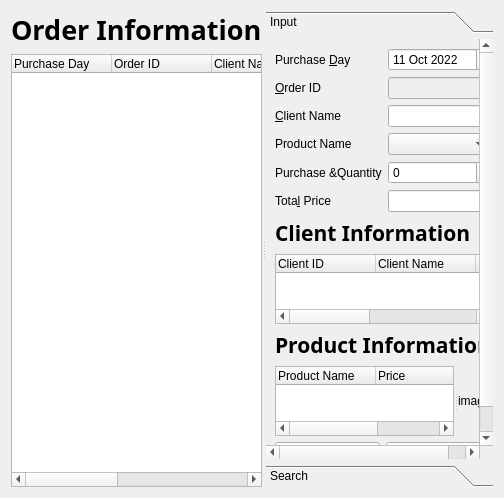
This is ShopApp/ordermanagerform.ui in purenaa/Qt_secondMiniProject as Qt 5 draws it before an edit. The edited form follows.
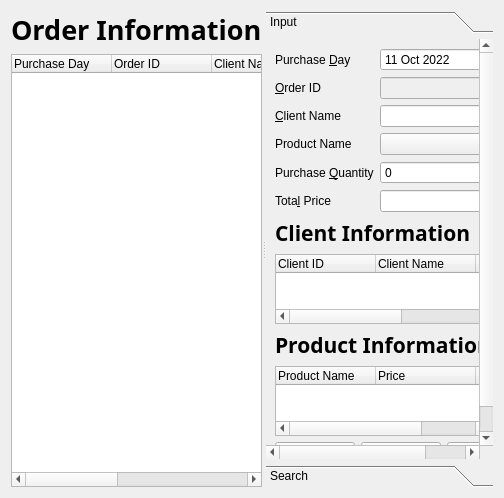
This is the edited form.

Patch:
```diff
--- a/ShopApp/ordermanagerform.ui
+++ b/ShopApp/ordermanagerform.ui
@@ -19,7 +19,7 @@
      <property name="orientation">
       <enum>Qt::Horizontal</enum>
      </property>
-     <widget class="QWidget" name="">
+     <widget class="QWidget" name="layoutWidget">
       <layout class="QVBoxLayout" name="verticalLayout_2">
        <item>
         <widget class="QLabel" name="orderInfoLabel">
@@ -80,8 +80,8 @@
         <rect>
          <x>0</x>
          <y>0</y>
-         <width>260</width>
-         <height>438</height>
+         <width>262</width>
+         <height>428</height>
         </rect>
        </property>
        <attribute name="label">
@@ -110,7 +110,7 @@
             </property>
             <property name="dateTime">
              <datetime>
-              <hour>15</hour>
+              <hour>6</hour>
               <minute>0</minute>
               <second>0</second>
               <year>2022</year>
@@ -161,6 +161,9 @@
             <property name="text">
              <string>Product Name</string>
             </property>
+            <property name="buddy">
+             <cstring>productNameComboBox</cstring>
+            </property>
            </widget>
           </item>
           <item row="3" column="1">
@@ -171,6 +174,9 @@
             <property name="text">
              <string>Purchase &amp;Quantity</string>
             </property>
+            <property name="buddy">
+             <cstring>purchaseQuantitySpinBox</cstring>
+            </property>
            </widget>
           </item>
           <item row="4" column="1">
@@ -298,6 +304,13 @@
             </property>
            </widget>
           </item>
+          <item>
+           <widget class="QPushButton" name="clearPushButton">
+            <property name="text">
+             <string>Clear</string>
+            </property>
+           </widget>
+          </item>
          </layout>
         </item>
        </layout>
```
